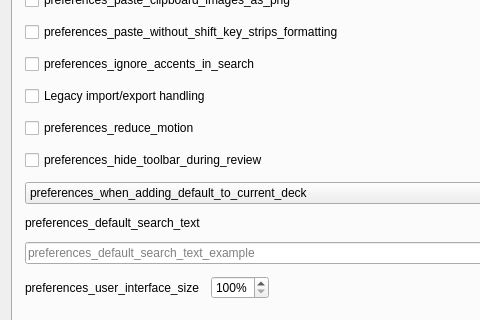
The window that qt/aqt/forms/preferences.ui (ankitects/anki) describes before a commit, drawn with Qt 5; both pictures show x 0 to 480 and y 227 to 547 of the 640 by 660 pixel window.
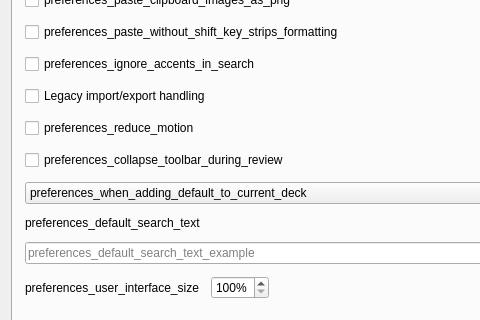
The same window after the commit.

Commit message:
Rename hide_toolbar to collapse_toolbar
to better describe the dock-like behaviour.

```diff
--- a/qt/aqt/forms/preferences.ui
+++ b/qt/aqt/forms/preferences.ui
@@ -119,7 +119,7 @@
           <string>preferences_hide_toolbar_during_review_tooltip</string>
          </property>
          <property name="text">
-          <string>preferences_hide_toolbar_during_review</string>
+          <string>preferences_collapse_toolbar_during_review</string>
          </property>
         </widget>
        </item>
```
Left out of the diff: 6 changed lines with no effect on the pictures. The commit also changes 5 other files.
